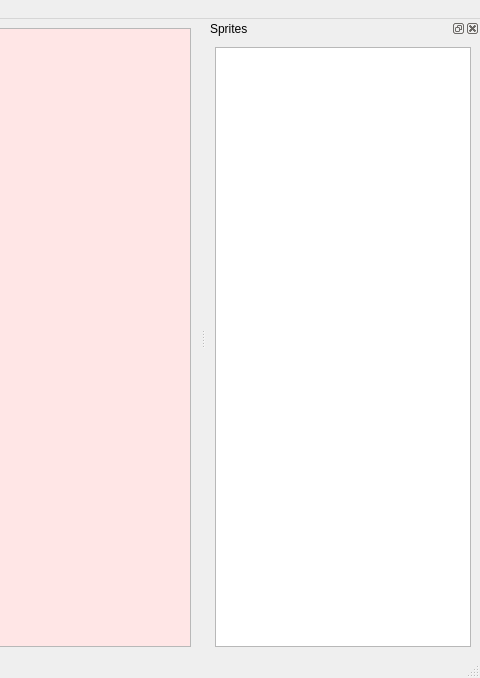
Qt form ui/main.ui (svenvvv/rcss-sprite-ed) before a commit; both pictures show x 393 to 873 and y 0 to 678 of the 873 by 678 pixel window.
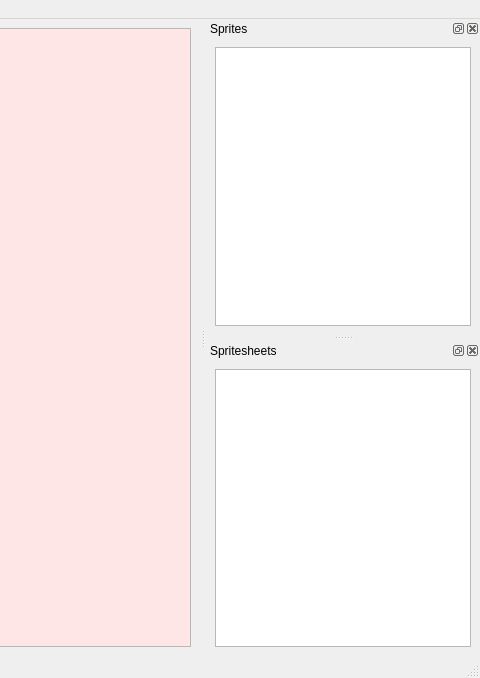
The same form after that commit. Icons and pictures are not drawn.

Commit message: WIP: decouple some functionality from MainWindow (#1)

What changed in the file:
```diff
--- a/ui/main.ui
+++ b/ui/main.ui
@@ -126,7 +126,7 @@
    <widget class="QWidget" name="dockWidgetContents">
     <layout class="QGridLayout" name="gridLayout">
      <item row="0" column="0">
-      <widget class="QListWidget" name="spritesList">
+      <widget class="QListView" name="spritesList">
        <property name="contextMenuPolicy">
         <enum>Qt::CustomContextMenu</enum>
        </property>
@@ -135,6 +135,21 @@
     </layout>
    </widget>
   </widget>
+  <widget class="QDockWidget" name="dockWidget_2">
+   <property name="windowTitle">
+    <string>Spritesheets</string>
+   </property>
+   <attribute name="dockWidgetArea">
+    <number>2</number>
+   </attribute>
+   <widget class="QWidget" name="dockWidgetContents_2">
+    <layout class="QGridLayout" name="gridLayout_2">
+     <item row="0" column="0">
+      <widget class="QListView" name="spritesheetsList"/>
+     </item>
+    </layout>
+   </widget>
+  </widget>
   <action name="actionOpen">
    <property name="icon">
     <iconset theme="document-open">
```
Left out of the diff: 3 changed lines with no effect on the pictures. The commit also changes 1 other file.
